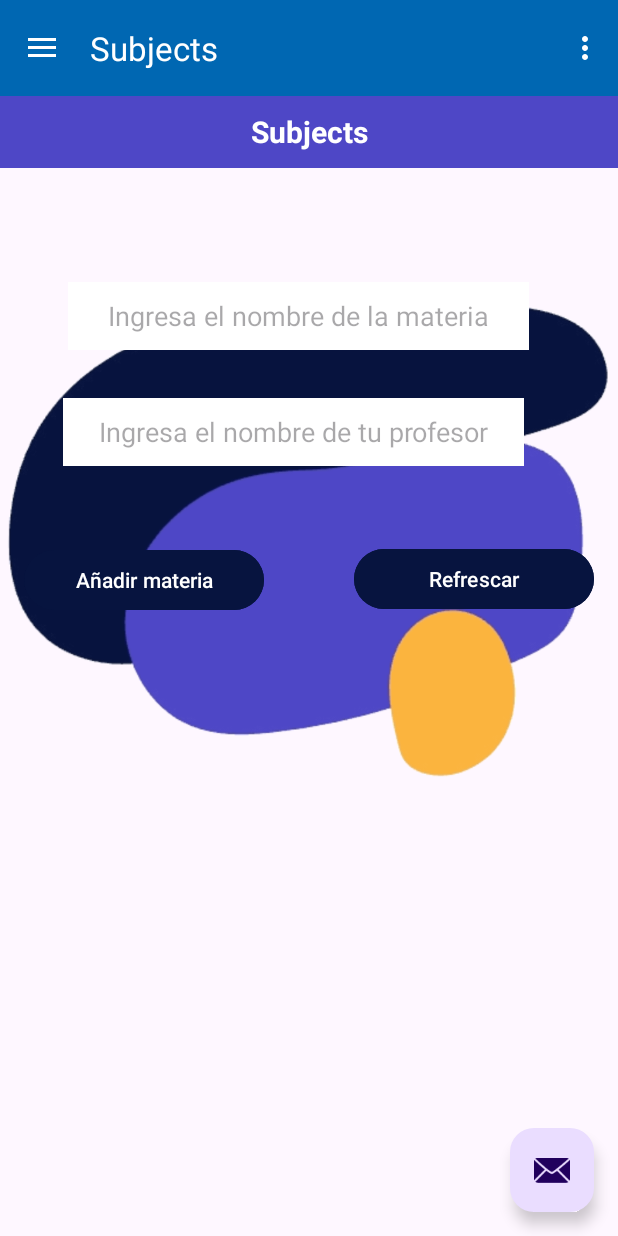
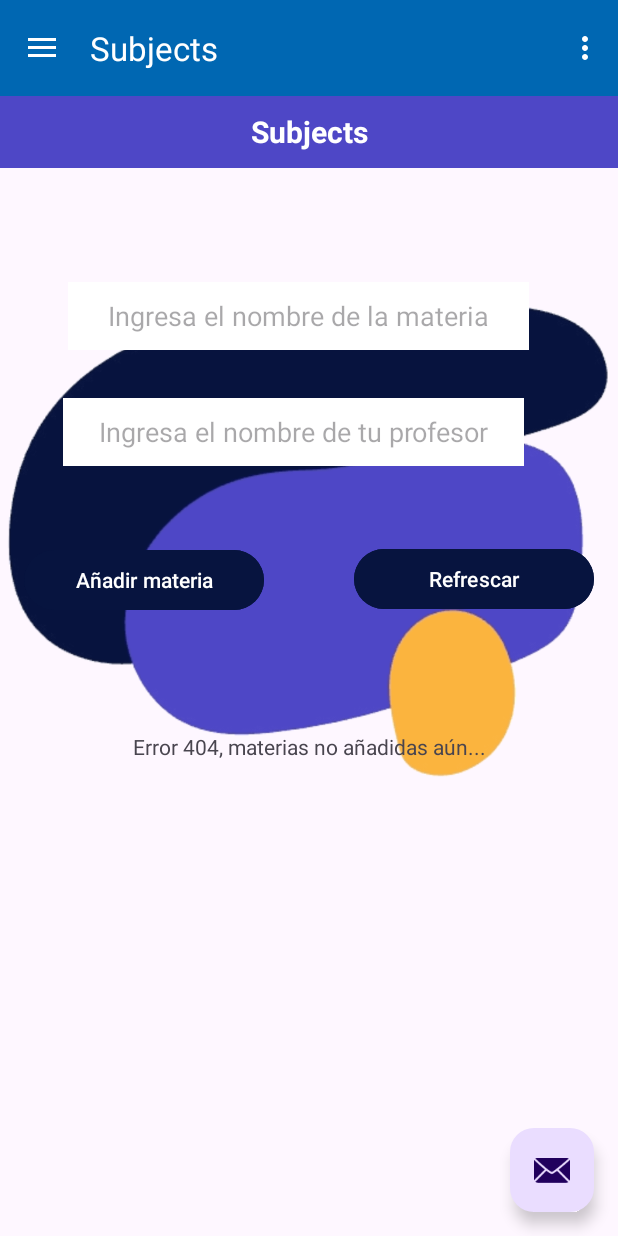
Before and after one commit to xFlameLiq/MobileProject2, an Android app: the fragment_subjects screen opened through its navigation route, after a tap on "Refrescar", on a phone screen of 412 x 824 dp. Run offline under Robolectric (Android 15) with nearby library versions, the phone set to English and light mode, and no system bars; our stand-ins replace navigation-ui.

Commit message:
home, gallery, calendar, subjects, location, counter and scanner finished

```diff
--- a/app/build.gradle
+++ b/app/build.gradle
@@ -41,6 +41,7 @@ dependencies {
     implementation 'androidx.lifecycle:lifecycle-livedata-ktx:2.4.1'
     implementation 'androidx.lifecycle:lifecycle-viewmodel-ktx:2.4.1'
     implementation 'androidx.navigation:navigation-fragment:2.5.2'
+    implementation 'com.journeyapps:zxing-android-embedded:4.1.0'
     implementation 'androidx.navigation:navigation-ui:2.5.2'
         implementation 'me.relex:circleindicator:2.1.6'
         implementation 'org.imaginativeworld.whynotimagecarousel:whynotimagecarousel:2.1.0'
--- a/app/src/main/AndroidManifest.xml
+++ b/app/src/main/AndroidManifest.xml
@@ -3,6 +3,8 @@
     xmlns:tools="http://schemas.android.com/tools">
 
     <uses-permission android:name="android.permission.ACTIVITY_RECOGNITION" />
+    <uses-feature android:name="android.hardware.camera"
+        android:required="true" />
 
     <application
         android:allowBackup="true"
--- a/app/src/main/java/com/example/mobileproject/AdminSQLiteOpenHelper.java
+++ b/app/src/main/java/com/example/mobileproject/AdminSQLiteOpenHelper.java
@@ -16,7 +16,7 @@ public class AdminSQLiteOpenHelper extends SQLiteOpenHelper {
     public void onCreate(SQLiteDatabase database) {
         database.execSQL("create table users(id integer primary key autoincrement, name text, surname text, email text, pass text, register text, grade text)");
         database.execSQL("create table store(id integer primary key autoincrement, code text, description text)");
-        database.execSQL("create table subject(id integer primary key autoincrement, nameSub text, nameTea text)");
+        database.execSQL("create table subjects(id integer primary key autoincrement, nameSub text, nameTea text, register text)");
     }
 
     @Override
--- a/app/src/main/java/com/example/mobileproject/fragment_subjects.java
+++ b/app/src/main/java/com/example/mobileproject/fragment_subjects.java
@@ -1,5 +1,10 @@
 package com.example.mobileproject;
 
+import android.content.ContentValues;
+import android.content.Context;
+import android.content.SharedPreferences;
+import android.database.Cursor;
+import android.database.sqlite.SQLiteDatabase;
 import android.os.Bundle;
 
 import androidx.fragment.app.Fragment;
@@ -7,18 +12,14 @@ import androidx.fragment.app.Fragment;
 import android.view.LayoutInflater;
 import android.view.View;
 import android.view.ViewGroup;
-import android.widget.ArrayAdapter;
 import android.widget.Button;
 import android.widget.EditText;
-import android.widget.Spinner;
 import android.widget.TextView;
 import android.widget.Toast;
 
-import com.example.mobileproject.databinding.FragmentHomeBinding;
 import com.example.mobileproject.databinding.FragmentSubjectsBinding;
 
 import java.util.ArrayList;
-import java.util.Collections;
 
 /**
  * A simple {@link Fragment} subclass.
@@ -37,10 +38,12 @@ public class fragment_subjects extends Fragment {
     private String mParam2;
 
     private SesionUser sesionUser;
-    private TextView txtDebug;
+    private TextView txtShowSubs;
     private EditText txtNameSub, txtTeachSub;
     private Subjects subjectsObj;
     private ArrayList<Subjects> subjects;
+    SharedPreferences sp;
+    private String name, surname, email, pass, register, grade;
 
     private Button btnAddSubject, btnRefreshSubjects;
 
@@ -86,11 +89,17 @@ public class fragment_subjects extends Fragment {
 
         View rootView = inflater.inflate(R.layout.fragment_subjects, container, false);
 
-        txtDebug = rootView.findViewById(R.id.txtDebug);
+        txtShowSubs = rootView.findViewById(R.id.txtShowSubs);
         txtNameSub = rootView.findViewById(R.id.txtNameSub);
         txtTeachSub = rootView.findViewById(R.id.txtTeachSub);
         btnAddSubject = rootView.findViewById(R.id.btnAddSubject);
         btnRefreshSubjects = rootView.findViewById(R.id.btnRefresh);
+        sp = requireActivity().getSharedPreferences("sesion", Context.MODE_PRIVATE);
+        name = sp.getString("name", "");
+        surname = sp.getString("surname", "");
+        email = sp.getString("email", "");
+        register = sp.getString("register", "");
+        grade = sp.getString("grade", "");
 
 
         // sesionUser = (SesionUser) getActivity().getIntent().getSerializableExtra("User");
@@ -104,21 +113,24 @@ public class fragment_subjects extends Fragment {
         btnAddSubject.setOnClickListener(new View.OnClickListener() {
             @Override
             public void onClick(View v) {
-                /*if(!(txtNameSub.getText().toString().equals("") || txtTeachSub.getText().toString().equals(""))) {
-                    sesionUser = (SesionUser) getActivity().getIntent().getSerializableExtra("User");
-                    int verificador = (sesionUser.users.returnUser());
-                    int idSubjects = sesionUser.users.addSubjectCount();
+                if(!(txtNameSub.getText().toString().equals("") || txtTeachSub.getText().toString().equals(""))) {
                     String nameSub = txtNameSub.getText().toString();
-                    String nameTeacher = txtTeachSub.getText().toString();
-                    subjectsObj = new Subjects(idSubjects, nameSub, nameTeacher);
-                    subjects.add(subjectsObj);
-                    sesionUser.users.user[verificador].setSubjects(subjects);
+                    String nameTea = txtTeachSub.getText().toString();
+
+                    AdminSQLiteOpenHelper initDatabase = new AdminSQLiteOpenHelper(getActivity().getBaseContext(), "database", null, 1);
+                    SQLiteDatabase database = initDatabase.getWritableDatabase();
+                    ContentValues registry = new ContentValues();
+                    registry.put("nameSub", nameSub);
+                    registry.put("nameTea", nameTea);
+                    registry.put("register", register);
+                    database.insert("subjects", null, registry);
+                    database.close();
                     txtNameSub.setText("");
                     txtTeachSub.setText("");
                     Toast.makeText(getContext(), "Materia agregada correctamente", Toast.LENGTH_SHORT).show();
                 } else {
                     Toast.makeText(getContext(), "Favor de llenar todos los campos", Toast.LENGTH_SHORT).show();
-                }*/
+                }
 
             }
         });
@@ -126,17 +138,29 @@ public class fragment_subjects extends Fragment {
         btnRefreshSubjects.setOnClickListener(new View.OnClickListener() {
             @Override
             public void onClick(View v) {
-                /*sesionUser = (SesionUser) getActivity().getIntent().getSerializableExtra("User");
-                int size = sesionUser.users.user[verificador].getSubjects().size();
-                int verificador = (sesionUser.users.returnUser());
-                String infoPerfil = "";
-                for (int i = 1; i < size; i++) {
-                    infoPerfil += "Identificador: " + sesionUser.users.user[verificador].getSubjects().get(i).getId() + "\n" +
-                            "Materia: " + sesionUser.users.user[verificador].getSubjects().get(i).getNameSub() + "\n" +
-                            "Profesor: " + sesionUser.users.user[verificador].getSubjects().get(i).getNameTea()+ "\n\n";
+                AdminSQLiteOpenHelper initDatabase = new AdminSQLiteOpenHelper(getActivity().getBaseContext(), "database", null, 1);
+                SQLiteDatabase database = initDatabase.getWritableDatabase();
+                Cursor cursor = database.rawQuery("select * from subjects where register = '" + register + "'", null);
+                txtShowSubs.setText("");
+                if (cursor.moveToFirst()) {
+                    do {
+
+                        int id = cursor.getInt(cursor.getColumnIndexOrThrow("id"));
+                        String nameSub = cursor.getString(cursor.getColumnIndexOrThrow("nameSub"));
+                        String nameTea = cursor.getString(cursor.getColumnIndexOrThrow("nameTea"));
+                        String register = cursor.getString(cursor.getColumnIndexOrThrow("register"));
+
+                        String rowData = "Nombre de la materia: " + nameSub + "\n" +
+                                "Nombre del profesor: " + nameTea + "\n\n";
+                        txtShowSubs.append(rowData);
+                    } while (cursor.moveToNext());
+                    Toast.makeText(getActivity(), "Mostrando materias", Toast.LENGTH_SHORT).show();
+                } else {
+                    txtShowSubs.setText("Error 404, materias no añadidas aún...");
+                    Toast.makeText(getActivity(), "Materias no encontradas", Toast.LENGTH_SHORT).show();
                 }
 
-                txtDebug.setText(infoPerfil);*/
+                cursor.close();
             }
         });
         // Inflate the layout for this fragment
--- a/app/src/main/java/com/example/mobileproject/ui/home/HomeFragment.java
+++ b/app/src/main/java/com/example/mobileproject/ui/home/HomeFragment.java
@@ -147,6 +147,7 @@ public class HomeFragment extends Fragment {
 
         // Ajustar el ancho de las filas al 100% del ancho de pantalla
         tableLayout.setStretchAllColumns(true);
+        tableLayout.setShrinkAllColumns(true);
 
 
         final TextView textView = binding.txtBienvenida;
--- a/app/src/main/res/layout/fragment_subjects.xml
+++ b/app/src/main/res/layout/fragment_subjects.xml
@@ -85,16 +85,27 @@
             app:layout_constraintEnd_toEndOf="parent"
             app:layout_constraintTop_toBottomOf="@+id/txtTeachSub" />
 
-        <TextView
-            android:id="@+id/txtDebug"
-            android:layout_width="346dp"
-            android:layout_height="358dp"
-            android:layout_marginTop="24dp"
-            android:textAlignment="center"
+        <ScrollView
+            android:layout_width="match_parent"
+            android:layout_height="match_parent"
+            android:layout_marginTop="400dp"
             app:layout_constraintEnd_toEndOf="parent"
-            app:layout_constraintHorizontal_bias="0.491"
             app:layout_constraintStart_toStartOf="parent"
-            app:layout_constraintTop_toBottomOf="@+id/btnAddSubject" />
+            app:layout_constraintTop_toTopOf="parent">
+
+            <LinearLayout
+                android:layout_width="match_parent"
+                android:layout_height="wrap_content"
+                android:orientation="vertical">
+
+                <TextView
+                    android:id="@+id/txtShowSubs"
+                    android:layout_width="match_parent"
+                    android:layout_height="match_parent"
+                    android:layout_marginTop="24dp"
+                    android:textAlignment="center" />
+            </LinearLayout>
+        </ScrollView>
 
     </androidx.constraintlayout.widget.ConstraintLayout>
 
```
Also changed, not shown: app/src/main/java/com/example/mobileproject/MainActivity.java (+13 -0 lines), app/src/main/java/com/example/mobileproject/ScannerActivity.java (+56 -0 lines), app/src/main/res/layout/activity_scanner.xml (+2 -12 lines), app/src/main/res/layout/fragment_contacts.xml (+14 -13 lines), app/src/main/res/layout/fragment_home.xml (+7 -8 lines).
